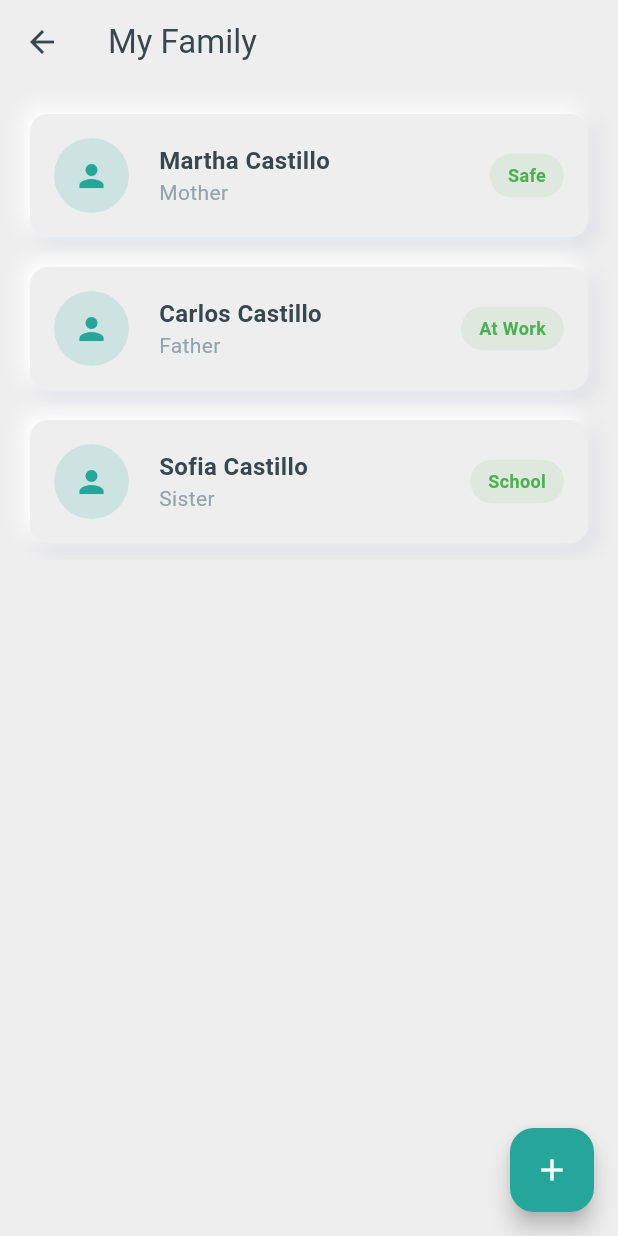
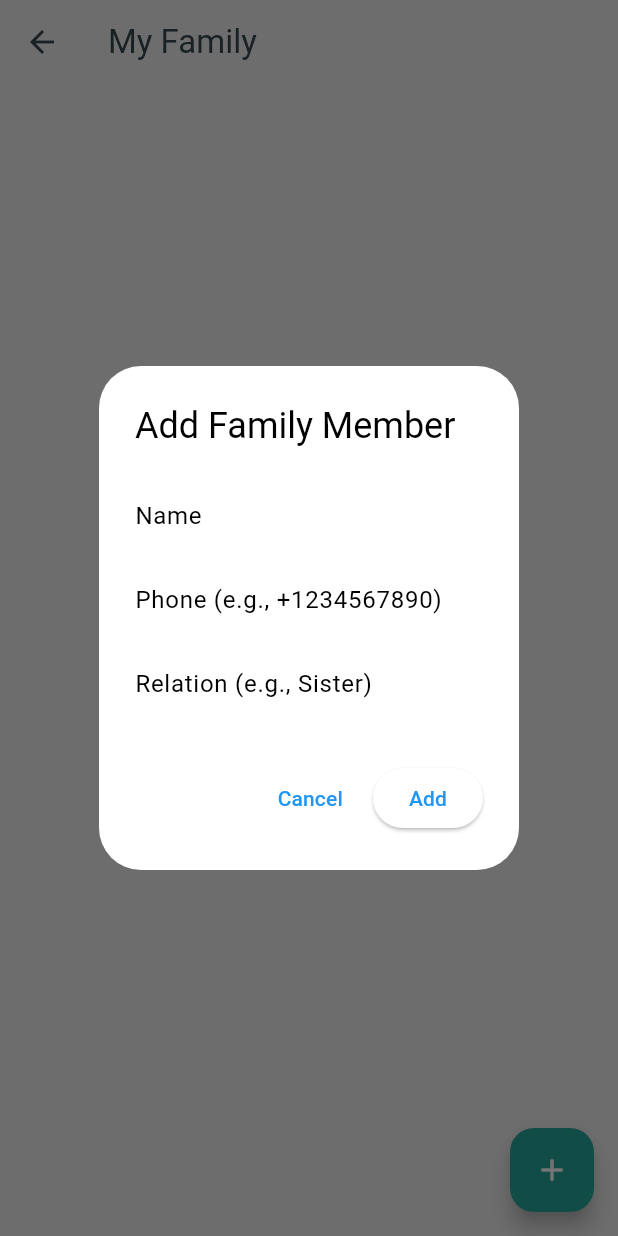
Before and after one commit to cesardarizaleta/jepo, a Flutter app: the FamilyScreen screen opened directly, after a tap on the "add" icon, on a phone screen of 412 x 824 dp. Run offline on Flutter 3.47's test engine with Material 3 defaults, Android fonts, the phone set to English and light mode, and no system bars; our stand-ins replace flutter_local_notifications, geolocator, permission_handler, sensors_plus, share_plus, shared_preferences; missing offline and left inert: flutter_background_service, flutter_phone_direct_caller; accounts and stored records are empty.

Commit message:
feat: Refactor FamilyScreen to use StatefulWidget and integrate SMS service for contact management

```diff
--- a/lib/screens/family_screen.dart
+++ b/lib/screens/family_screen.dart
@@ -1,18 +1,95 @@
 import 'package:flutter/material.dart';
 import '../theme/app_theme.dart';
 import '../widgets/neumorphic_container.dart';
+import '../services/sms_service.dart';
 
-class FamilyScreen extends StatelessWidget {
+class FamilyScreen extends StatefulWidget {
   const FamilyScreen({super.key});
 
   @override
+  State<FamilyScreen> createState() => _FamilyScreenState();
+}
+
+class _FamilyScreenState extends State<FamilyScreen> {
+  List<Map<String, String>> _familyMembers = [];
+  bool _isLoading = true;
+
+  @override
+  void initState() {
+    super.initState();
+    _loadContacts();
+  }
+
+  Future<void> _loadContacts() async {
+    final contacts = await SmsService.getContacts();
+    setState(() {
+      _familyMembers = contacts;
+      _isLoading = false;
+    });
+  }
+
+  Future<void> _addContact(String name, String phone, String relation) async {
+    await SmsService.saveContact(name, phone, relation);
+    _loadContacts();
+  }
+
+  Future<void> _deleteContact(int index) async {
+    await SmsService.removeContact(index);
+    _loadContacts();
+  }
+
+  void _showAddContactDialog() {
+    final nameController = TextEditingController();
+    final phoneController = TextEditingController();
+    final relationController = TextEditingController();
+
+    showDialog(
+      context: context,
+      builder: (context) => AlertDialog(
+        title: const Text('Add Family Member'),
+        content: Column(
+          mainAxisSize: MainAxisSize.min,
+          children: [
+            TextField(
+              controller: nameController,
+              decoration: const InputDecoration(labelText: 'Name'),
+            ),
+            TextField(
+              controller: phoneController,
+              decoration: const InputDecoration(labelText: 'Phone (e.g., +1234567890)'),
+              keyboardType: TextInputType.phone,
+            ),
+            TextField(
+              controller: relationController,
+              decoration: const InputDecoration(labelText: 'Relation (e.g., Sister)'),
+            ),
+          ],
+        ),
+        actions: [
+          TextButton(
+            onPressed: () => Navigator.pop(context),
+            child: const Text('Cancel'),
+          ),
+          ElevatedButton(
+            onPressed: () {
+              if (nameController.text.isNotEmpty && phoneController.text.isNotEmpty) {
+                _addContact(
+                  nameController.text,
+                  phoneController.text,
+                  relationController.text,
+                );
+                Navigator.pop(context);
+              }
+            },
+            child: const Text('Add'),
+          ),
+        ],
+      ),
+    );
+  }
+
+  @override
   Widget build(BuildContext context) {
-    final List<Map<String, String>> familyMembers = [
-      {'name': 'Martha Castillo', 'relation': 'Mother', 'status': 'Safe'},
-      {'name': 'Carlos Castillo', 'relation': 'Father', 'status': 'At Work'},
-      {'name': 'Sofia Castillo', 'relation': 'Sister', 'status': 'School'},
-    ];
-
     return Scaffold(
       backgroundColor: AppTheme.background,
       appBar: AppBar(
@@ -24,13 +101,33 @@ class FamilyScreen extends StatelessWidget {
         elevation: 0,
         iconTheme: const IconThemeData(color: AppTheme.textDark),
       ),
-      body: ListView.builder(
+      body: _isLoading
+          ? const Center(child: CircularProgressIndicator())
+          : _familyMembers.isEmpty
+              ? const Center(
+                  child: Text(
+                    'No family members added.\nTap + to add emergency contacts.',
+                    textAlign: TextAlign.center,
+                    style: TextStyle(color: AppTheme.textLight),
+                  ),
+                )
+              : ListView.builder(
                   padding: const EdgeInsets.all(20),
-        itemCount: familyMembers.length,
+                  itemCount: _familyMembers.length,
                   itemBuilder: (context, index) {
-          final member = familyMembers[index];
+                    final member = _familyMembers[index];
                     return Padding(
                       padding: const EdgeInsets.only(bottom: 20),
+                      child: Dismissible(
+                        key: UniqueKey(),
+                        direction: DismissDirection.endToStart,
+                        onDismissed: (_) => _deleteContact(index),
+                        background: Container(
+                          alignment: Alignment.centerRight,
+                          padding: const EdgeInsets.only(right: 20),
+                          color: Colors.red,
+                          child: const Icon(Icons.delete, color: Colors.white),
+                        ),
                         child: NeumorphicContainer(
                           child: Row(
                             children: [
@@ -49,13 +146,14 @@ class FamilyScreen extends StatelessWidget {
                                   crossAxisAlignment: CrossAxisAlignment.start,
                                   children: [
                                     Text(
-                          member['name']!,
+                                      member['name'] ?? 'Unknown',
                                       style: const TextStyle(
                                         fontWeight: FontWeight.bold,
                                         fontSize: 16,
                                         color: AppTheme.textDark,
                                       ),
                                     ),
+                                    if (member['relation'] != null && member['relation']!.isNotEmpty)
                                       Text(
                                         member['relation']!,
                                         style: const TextStyle(
@@ -63,35 +161,25 @@ class FamilyScreen extends StatelessWidget {
                                           fontSize: 14,
                                         ),
                                       ),
+                                    Text(
+                                      member['phone'] ?? '',
+                                      style: const TextStyle(
+                                        color: AppTheme.textLight,
+                                        fontSize: 12,
+                                      ),
+                                    ),
                                   ],
                                 ),
                               ),
-                  Container(
-                    padding: const EdgeInsets.symmetric(
-                      horizontal: 12,
-                      vertical: 6,
+                            ],
                           ),
-                    decoration: BoxDecoration(
-                      color: Colors.green.withOpacity(0.1),
-                      borderRadius: BorderRadius.circular(20),
-                    ),
-                    child: Text(
-                      member['status']!,
-                      style: const TextStyle(
-                        color: Colors.green,
-                        fontWeight: FontWeight.bold,
-                        fontSize: 12,
-                      ),
-                    ),
-                  ),
-                ],
                         ),
                       ),
                     );
                   },
                 ),
       floatingActionButton: FloatingActionButton(
-        onPressed: () {},
+        onPressed: _showAddContactDialog,
         backgroundColor: AppTheme.primary,
         child: const Icon(Icons.add),
       ),
--- /dev/null
+++ b/lib/services/sms_service.dart
@@ -0,0 +1,95 @@
+import 'dart:convert';
+import 'package:http/http.dart' as http;
+import 'package:shared_preferences/shared_preferences.dart';
+import 'package:flutter/foundation.dart';
+
+class SmsService {
+  static const String _accountSid = 'ACe23da6c992aa955eff69eb985c22daa7';
+  static const String _authToken = 'ec5a659a0d991d0666f8d5c098db74c0'; // Placeholder as requested, user should replace this
+  static const String _messagingServiceSid = 'MG52846b202ea0e7d9247bcde9c4102460';
+  static const String _contactsKey = 'jepo_family_contacts';
+
+  /// Sends an emergency SMS to all saved contacts.
+  static Future<void> sendEmergencyAlerts(String messageBody) async {
+    final prefs = await SharedPreferences.getInstance();
+    final String? contactsJson = prefs.getString(_contactsKey);
+
+    if (contactsJson == null) {
+      debugPrint("No contacts found to notify.");
+      return;
+    }
+
+    final List<dynamic> contacts = jsonDecode(contactsJson);
+
+    for (var contact in contacts) {
+      final String? phoneNumber = contact['phone'];
+      if (phoneNumber != null && phoneNumber.isNotEmpty) {
+        await _sendTwilioSms(phoneNumber, messageBody);
+      }
+    }
+  }
+
+  static Future<void> _sendTwilioSms(String to, String body) async {
+    final Uri url = Uri.parse(
+      'https://api.twilio.com/2010-04-01/Accounts/$_accountSid/Messages.json',
+    );
+
+    try {
+      final response = await http.post(
+        url,
+        headers: {
+          'Authorization': 'Basic ${base64Encode(utf8.encode('$_accountSid:$_authToken'))}',
+          'Content-Type': 'application/x-www-form-urlencoded',
+        },
+        body: {
+          'To': to,
+          'MessagingServiceSid': _messagingServiceSid,
+          'Body': body,
+        },
+      );
+
+      if (response.statusCode == 200 || response.statusCode == 201) {
+        debugPrint("SMS sent successfully to $to: ${response.body}");
+      } else {
+        debugPrint("Failed to send SMS to $to: ${response.statusCode} - ${response.body}");
+      }
+    } catch (e) {
+      debugPrint("Error sending SMS: $e");
+    }
+  }
+
+  // --- Methods for managing contacts (used by UI) ---
+
+  static Future<List<Map<String, String>>> getContacts() async {
+    final prefs = await SharedPreferences.getInstance();
+    final String? contactsJson = prefs.getString(_contactsKey);
+    if (contactsJson == null) return [];
+
+    // Convert dynamic list to List<Map<String, String>>
+    return List<Map<String, String>>.from(
+      jsonDecode(contactsJson).map((x) => Map<String, String>.from(x))
+    );
+  }
+
+  static Future<void> saveContact(String name, String phone, String relation) async {
+    final contacts = await getContacts();
+    contacts.add({
+      'name': name,
+      'phone': phone,
+      'relation': relation,
+      'status': 'Unknown', // Default status
+    });
+
+    final prefs = await SharedPreferences.getInstance();
+    await prefs.setString(_contactsKey, jsonEncode(contacts));
+  }
+
+  static Future<void> removeContact(int index) async {
+    final contacts = await getContacts();
+    if (index >= 0 && index < contacts.length) {
+      contacts.removeAt(index);
+      final prefs = await SharedPreferences.getInstance();
+      await prefs.setString(_contactsKey, jsonEncode(contacts));
+    }
+  }
+}
--- a/pubspec.yaml
+++ b/pubspec.yaml
@@ -13,6 +13,7 @@ dependencies:
   flutter_local_notifications: ^19.5.0
   flutter_phone_direct_caller: ^2.2.1
   geolocator: ^14.0.1
+  http: ^1.2.0
   image_picker:
   local_auth:
   package_info_plus:
```
Also changed, not shown: lib/services/background_service.dart (+11 -0 lines), 1 other file. Lines whose indentation alone changed are shown as unchanged.
